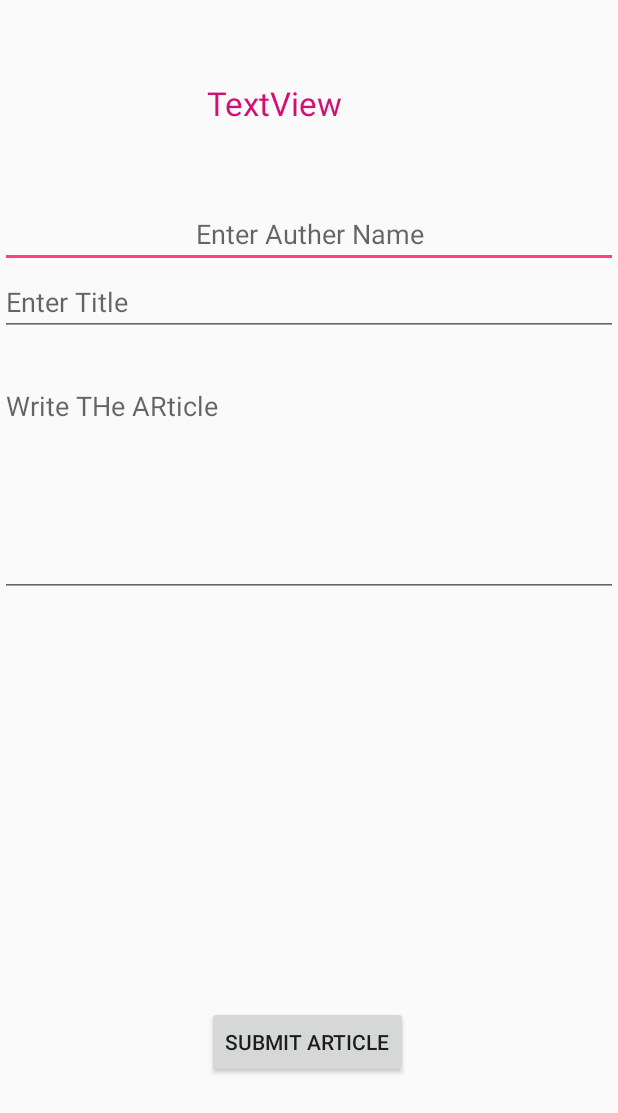
After one commit to Rex7/Med-System, an Android app: the ArticleDemo screen opened directly, with no data from a screen before it, on a phone screen of 412 x 824 dp. The commit adds this screen. Shown: the top 1113 px of the screen. Run offline under Robolectric (Android 15) with nearby library versions, the phone set to English and light mode, and no system bars.

Commit message:
minor changes

```diff
--- a/app/src/main/AndroidManifest.xml
+++ b/app/src/main/AndroidManifest.xml
@@ -49,7 +49,8 @@
         <activity android:name=".VolleyExample" />
         <activity android:name=".MyViewPdf" />
         <activity android:name=".Login" />
-        <activity android:name=".Profile"></activity>
+        <activity android:name=".Profile" />
+        <activity android:name=".ArticleDemo"></activity>
     </application>
 
 </manifest>
--- /dev/null
+++ b/app/src/main/java/com/example/regis/medsystem/ArticleDemo.java
@@ -0,0 +1,13 @@
+package com.example.regis.medsystem;
+
+import android.os.Bundle;
+import android.support.v7.app.AppCompatActivity;
+
+public class ArticleDemo extends AppCompatActivity {
+
+    @Override
+    protected void onCreate(Bundle savedInstanceState) {
+        super.onCreate(savedInstanceState);
+        setContentView(R.layout.activity_article_demo);
+    }
+}
--- /dev/null
+++ b/app/src/main/res/layout/activity_article_demo.xml
@@ -0,0 +1,62 @@
+<?xml version="1.0" encoding="utf-8"?>
+<RelativeLayout xmlns:android="http://schemas.android.com/apk/res/android"
+    xmlns:tools="http://schemas.android.com/tools"
+    android:layout_width="match_parent"
+    android:layout_height="match_parent"
+    tools:context="com.example.regis.medsystem.ArticleDemo">
+
+    <TextView
+        android:id="@+id/textView"
+        android:textSize="22sp"
+        android:textColor="#d21074"
+        android:layout_width="wrap_content"
+        android:layout_height="wrap_content"
+        android:layout_alignParentLeft="true"
+        android:layout_alignParentStart="true"
+        android:layout_alignParentTop="true"
+        android:layout_marginLeft="138dp"
+        android:layout_marginStart="138dp"
+        android:layout_marginTop="54dp"
+        android:text="TextView" />
+
+
+    <EditText
+        android:id="@+id/editText"
+        android:layout_marginTop="50dp"
+        android:layout_width="match_parent"
+        android:layout_height="wrap_content"
+
+        android:layout_below="@+id/textView"
+        android:hint="Enter Auther Name"
+        android:ems="10"
+        android:gravity="center_horizontal"
+        android:inputType="textPersonName" />
+
+    <EditText
+        android:id="@+id/titleText"
+        android:hint="Enter Title"
+        android:layout_below="@+id/editText"
+        android:layout_width="match_parent"
+        android:layout_height="wrap_content" />
+
+    <EditText
+        android:id="@+id/editText2"
+        android:layout_width="match_parent"
+        android:layout_height="150dp"
+        android:hint="Write THe ARticle"
+        android:layout_below="@+id/titleText"
+        android:layout_marginTop="24dp"
+        android:ems="10"
+        android:gravity="top"
+        android:inputType="textMultiLine" />
+
+    <Button
+        android:id="@+id/button"
+        android:layout_width="wrap_content"
+        android:layout_height="wrap_content"
+        android:layout_alignLeft="@+id/textView"
+        android:layout_alignParentBottom="true"
+        android:layout_alignStart="@+id/textView"
+        android:layout_marginBottom="105dp"
+        android:text="Submit Article" />
+</RelativeLayout>
```
Also changed, not shown: app/src/main/java/com/example/regis/medsystem/Login.java (+5 -2 lines), app/src/main/java/com/example/regis/medsystem/MainActivity.java (+22 -2 lines), app/src/main/java/com/example/regis/medsystem/Profile.java (+16 -3 lines), app/src/main/res/layout/activity_profile.xml (+10 -0 lines), app/src/main/res/layout/nav_header.xml (+5 -6 lines).
